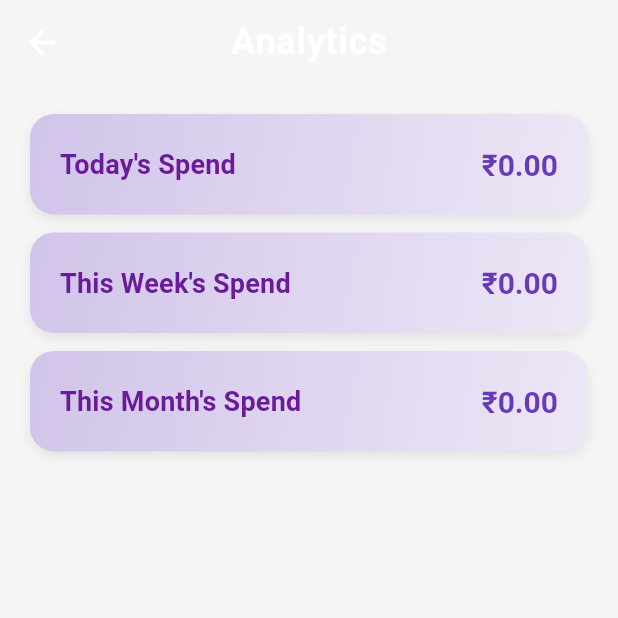
After one commit to joviiee/mani_aashaan, a Flutter app: the screen it shows after launch, after a tap on "Analytics", on a phone screen of 412 x 824 dp, the top half of it. The commit adds this screen. Run offline on Flutter 3.47's test engine with Material 3 defaults, Android fonts, the light colour scheme and no system bars; our stand-ins replace equatable, flutter_riverpod, isar; accounts and stored records are empty; generated files the repository leaves out were written again.

Commit message:
simple analytics added bugless. Styling to be done

```diff
--- a/lib/main.dart
+++ b/lib/main.dart
@@ -77,7 +77,7 @@ class ExpenseApp extends StatelessWidget {
           brightness: Brightness.light,
         ),
         scaffoldBackgroundColor: const Color(0xFFF5F5F5),
-        cardTheme: const CardTheme(
+        cardTheme: const CardThemeData(
           elevation: 2,
           shadowColor: Colors.black26,
           shape: RoundedRectangleBorder(
--- /dev/null
+++ b/lib/screens/analytics_screen.dart
@@ -0,0 +1,124 @@
+import 'package:flutter/material.dart';
+import 'package:flutter_riverpod/flutter_riverpod.dart';
+import '../viewmodels/expense_viewmodel.dart';
+import 'analytics_detail_screen.dart';
+
+class AnalyticsScreen extends ConsumerWidget {
+  const AnalyticsScreen({super.key});
+
+  @override
+  Widget build(BuildContext context, WidgetRef ref) {
+    final todayAsync = ref.watch(todayTotalProvider);
+    final weekAsync = ref.watch(weekTotalProvider);
+    final monthAsync = ref.watch(monthTotalProvider);
+
+    return Scaffold(
+      appBar: AppBar(
+        title: const Text('Analytics'),
+      ),
+      body: Padding(
+        padding: const EdgeInsets.all(20),
+        child: Column(
+          children: [
+            _buildAnalyticsCard(
+              context,
+              'Today\'s Spend',
+              todayAsync,
+              () => Navigator.push(
+                context,
+                MaterialPageRoute(
+                  builder: (_) => const AnalyticsDetailScreen(period: 'daily'),
+                ),
+              ),
+            ),
+            const SizedBox(height: 12),
+            _buildAnalyticsCard(
+              context,
+              'This Week\'s Spend',
+              weekAsync,
+              () => Navigator.push(
+                context,
+                MaterialPageRoute(
+                  builder: (_) => const AnalyticsDetailScreen(period: 'weekly'),
+                ),
+              ),
+            ),
+            const SizedBox(height: 12),
+            _buildAnalyticsCard(
+              context,
+              'This Month\'s Spend',
+              monthAsync,
+              () => Navigator.push(
+                context,
+                MaterialPageRoute(
+                  builder: (_) => const AnalyticsDetailScreen(period: 'monthly'),
+                ),
+              ),
+            ),
+          ],
+        ),
+      ),
+    );
+  }
+
+  Widget _buildAnalyticsCard(
+    BuildContext context,
+    String title,
+    AsyncValue<double> asyncValue,
+    VoidCallback onTap,
+  ) {
+    final theme = Theme.of(context);
+
+    return asyncValue.when(
+      data: (value) {
+        return InkWell(
+          onTap: onTap,
+          borderRadius: BorderRadius.circular(16),
+          child: Container(
+            padding: const EdgeInsets.all(20),
+            decoration: BoxDecoration(
+              gradient: LinearGradient(
+                colors: [Colors.deepPurple.shade100, Colors.deepPurple.shade50],
+                begin: Alignment.topLeft,
+                end: Alignment.bottomRight,
+              ),
+              borderRadius: BorderRadius.circular(16),
+              boxShadow: [
+                BoxShadow(
+                  color: Colors.black.withOpacity(0.08),
+                  blurRadius: 6,
+                  offset: const Offset(0, 3),
+                ),
+              ],
+            ),
+            child: Row(
+              mainAxisAlignment: MainAxisAlignment.spaceBetween,
+              children: [
+                Text(title, style: theme.textTheme.titleMedium),
+                Text(
+                  '₹${value.toStringAsFixed(2)}',
+                  style: theme.textTheme.titleLarge?.copyWith(
+                    fontWeight: FontWeight.bold,
+                    color: Colors.deepPurple,
+                  ),
+                ),
+              ],
+            ),
+          ),
+        );
+      },
+      loading: () => Container(
+        padding: const EdgeInsets.all(20),
+        alignment: Alignment.center,
+        child: const CircularProgressIndicator(strokeWidth: 2),
+      ),
+      error: (err, _) => Padding(
+        padding: const EdgeInsets.all(20),
+        child: Text(
+          'Error: $err',
+          style: const TextStyle(color: Colors.red),
+        ),
+      ),
+    );
+  }
+}
--- a/lib/screens/categories_screen.dart
+++ b/lib/screens/categories_screen.dart
@@ -119,7 +119,7 @@ class _CategoriesScreenState extends ConsumerState<CategoriesScreen> {
                                 children: [
                                   Icon(Icons.shopping_cart_rounded, size: 18, color: theme.iconTheme.color),
                                   const SizedBox(width: 8),
-                                  const Text('Consumption'),
+                                  const Text('Consumption',style: TextStyle(fontSize: 14),),
                                 ],
                               ),
                             ),
@@ -129,7 +129,7 @@ class _CategoriesScreenState extends ConsumerState<CategoriesScreen> {
                                 children: [
                                   Icon(Icons.trending_up_rounded, size: 18, color: theme.iconTheme.color),
                                   const SizedBox(width: 8),
-                                  const Text('Investment'),
+                                  const Text('Investment',style: TextStyle(fontSize: 14)),
                                 ],
                               ),
                             ),
--- a/lib/screens/home_screen.dart
+++ b/lib/screens/home_screen.dart
@@ -1,6 +1,7 @@
 import 'package:flutter/material.dart';
 import 'package:flutter_riverpod/flutter_riverpod.dart';
 import 'package:intl/intl.dart';
+import 'package:mani_aashaan/screens/analytics_screen.dart';
 import '../viewmodels/expense_viewmodel.dart';
 import '../models/expense.dart';
 import '../models/category.dart';
@@ -120,7 +121,26 @@ class _HomeScreenState extends ConsumerState<HomeScreen> {
           ),
         ],
       ),
-      floatingActionButton: FloatingActionButton.extended(
+      floatingActionButton: Row(
+        mainAxisAlignment: MainAxisAlignment.end,
+        children: [
+          FloatingActionButton.extended(
+            heroTag: "analytics",
+            backgroundColor: AppColors.violetPrimary.withValues(alpha: .9),
+            icon: const Icon(Icons.analytics_rounded),
+            label: const Text('Analytics'),
+            onPressed: () => Navigator.push(
+              context,
+              MaterialPageRoute(builder: (_) => const AnalyticsScreen()),
+            ).then((shouldRefresh) {
+              if (shouldRefresh == true) {
+                _updateFilterParams();
+              }
+            }),
+          ),
+          const SizedBox(width: 12),
+          FloatingActionButton.extended(
+            heroTag: "addExpense",
             onPressed: () => Navigator.push(
               context,
               MaterialPageRoute(builder: (_) => const AddExpenseScreen()),
@@ -131,6 +151,8 @@ class _HomeScreenState extends ConsumerState<HomeScreen> {
             }),
             icon: const Icon(Icons.add),
             label: const Text('Add Expense'),
+          ),
+        ],
       ),
     );
   }
@@ -182,7 +204,8 @@ class _HomeScreenState extends ConsumerState<HomeScreen> {
               decoration: BoxDecoration(
                 color: AppColors.violetPrimary.withValues(alpha: .05),
                 borderRadius: BorderRadius.circular(12),
-                border: Border.all(color: AppColors.violetPrimary.withValues(alpha: .3)),
+                border: Border.all(
+                    color: AppColors.violetPrimary.withValues(alpha: .3)),
               ),
               child: Row(
                 children: [
@@ -225,7 +248,8 @@ class _HomeScreenState extends ConsumerState<HomeScreen> {
                   value: _selectedCategory,
                   hint: Row(
                     children: [
-                      Icon(Icons.category_outlined, size: 20, color: Colors.grey.shade600),
+                      Icon(Icons.category_outlined,
+                          size: 20, color: Colors.grey.shade600),
                       const SizedBox(width: 8),
                       const Text(
                         'All categories',
@@ -235,7 +259,8 @@ class _HomeScreenState extends ConsumerState<HomeScreen> {
                   ),
                   decoration: const InputDecoration(
                     border: InputBorder.none,
-                    contentPadding: EdgeInsets.symmetric(horizontal: 12, vertical: 8),
+                    contentPadding:
+                        EdgeInsets.symmetric(horizontal: 12, vertical: 8),
                   ),
                   items: allOptions
                       .map((cat) => DropdownMenuItem<Category>(
@@ -243,7 +268,9 @@ class _HomeScreenState extends ConsumerState<HomeScreen> {
                             child: Row(
                               children: [
                                 Icon(
-                                  cat == null ? Icons.apps_rounded : Icons.label_rounded,
+                                  cat == null
+                                      ? Icons.apps_rounded
+                                      : Icons.label_rounded,
                                   size: 18,
                                   color: theme.iconTheme.color,
                                 ),
@@ -277,7 +304,7 @@ class _HomeScreenState extends ConsumerState<HomeScreen> {
     );
   }
 
-  Widget _buildList(List<Expense> list){
+  Widget _buildList(List<Expense> list) {
     final theme = Theme.of(context);
 
     if (list.isEmpty) {
@@ -313,7 +340,7 @@ class _HomeScreenState extends ConsumerState<HomeScreen> {
     }
 
     return ListView.builder(
-      padding: const EdgeInsets.symmetric(horizontal: 16, vertical: 8),
+      padding: const EdgeInsets.fromLTRB(16, 8, 16, 80),
       itemCount: list.length,
       itemBuilder: (context, i) {
         final e = list[i];
@@ -337,9 +364,10 @@ class _HomeScreenState extends ConsumerState<HomeScreen> {
             ],
           ),
           child: ListTile(
-            contentPadding: const EdgeInsets.symmetric(horizontal: 20, vertical: 12),
+            contentPadding:
+                const EdgeInsets.symmetric(horizontal: 20, vertical: 12),
             leading: Container(
-              padding: const EdgeInsets.all(12),
+              padding: const EdgeInsets.all(10),
               decoration: BoxDecoration(
                 gradient: AppGradients.accent,
                 borderRadius: BorderRadius.circular(12),
@@ -372,7 +400,7 @@ class _HomeScreenState extends ConsumerState<HomeScreen> {
                     size: 14,
                     color: Colors.grey.shade600,
                   ),
-                  const SizedBox(width: 4),
+                  const SizedBox(width: 2),
                   Text(
                     dt,
                     style: TextStyle(
@@ -390,7 +418,7 @@ class _HomeScreenState extends ConsumerState<HomeScreen> {
                 borderRadius: BorderRadius.circular(10),
               ),
               child: Text(
-                '₹${e.amount.toStringAsFixed(2)}',
+                '₹${e.amount.toStringAsFixed(0)}',
                 style: TextStyle(
                   fontWeight: FontWeight.bold,
                   fontSize: 16,
```
Also changed, not shown: lib/repository/expense_repository.dart (+33 -6 lines), lib/screens/analytics_detail_screen.dart (added, +83 -0 lines), lib/viewmodels/expense_viewmodel.dart (+16 -0 lines). Lines whose indentation alone changed are shown as unchanged.
